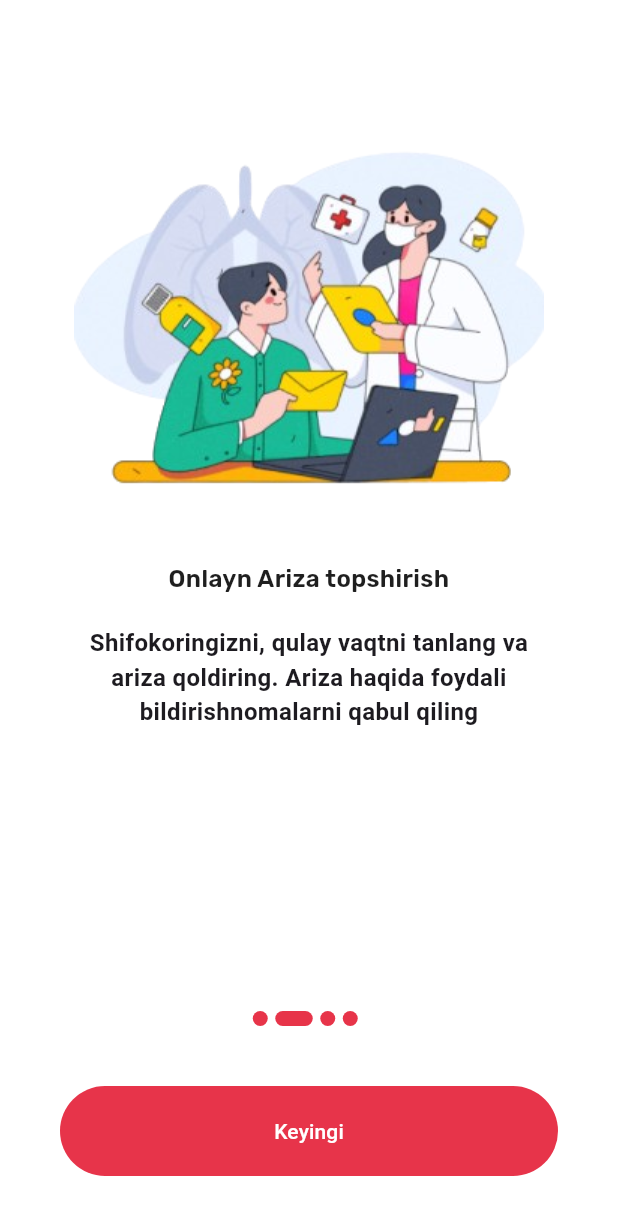
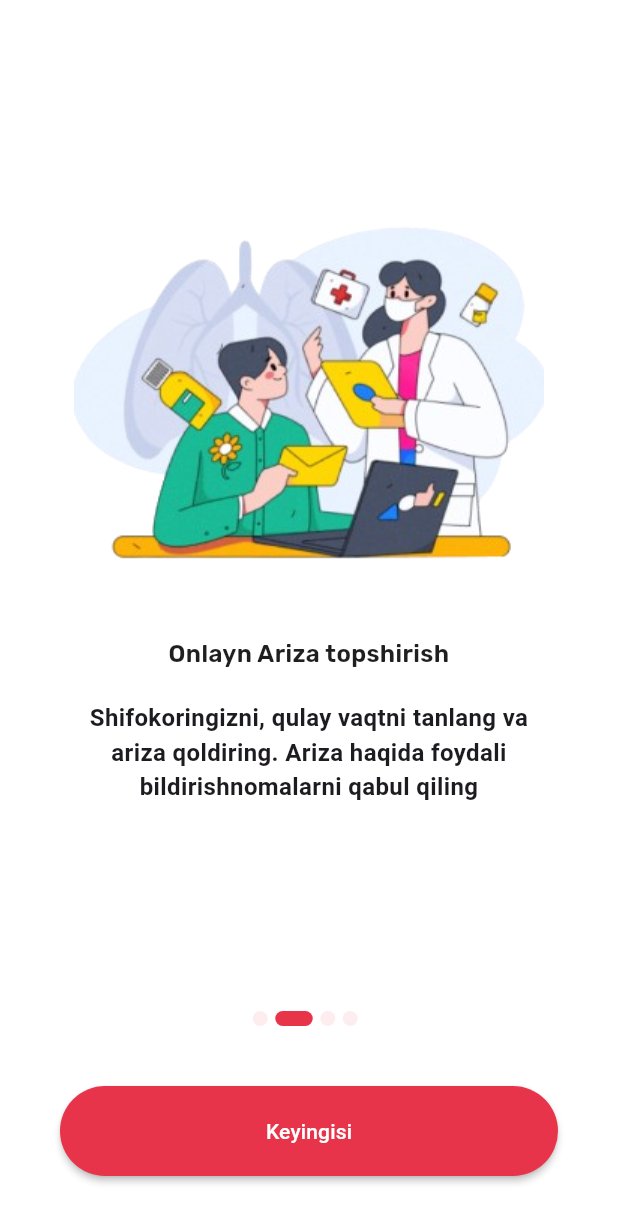
Before and after one commit to professorDeveloper/MedHome, a Flutter app: the screen it shows after launch, swiped to page 2, on a phone screen of 412 x 824 dp. Shown: the top 1223 px of the screen. Run offline on Flutter 3.47's test engine with Material 3 defaults, Android fonts, the phone set to English and light mode, and no system bars; our stand-ins replace auto_route, connectivity_plus, flutter_svg, google_fonts, pinput, shared_preferences; missing offline and left inert: flutter_share, new_version; project files that could hold a hidden picture were left out.

Commit message:
Added Verification Screen

```diff
--- a/lib/main.dart
+++ b/lib/main.dart
@@ -13,6 +13,7 @@ class MyApp extends StatelessWidget {
   Widget build(BuildContext context) {
     return MaterialApp(
       title: 'Med Home',
+      debugShowCheckedModeBanner: false,
       theme: ThemeData(
         // This is the theme of your application.
         //
--- a/lib/resources/onboarding/model_contents.dart
+++ b/lib/resources/onboarding/model_contents.dart
@@ -15,7 +15,7 @@ List<IntroductionContent> contents = [
   IntroductionContent(
       title: "O’zbekistonda birinchi bor",
       description:
-          AppText.onboardText1,
+          AppText.onboardText4,
       image: AppImages.onBoard1),
   IntroductionContent(
       title: 'Onlayn Ariza topshirish',
--- a/lib/screens/login/login_screen.dart
+++ b/lib/screens/login/login_screen.dart
@@ -2,6 +2,8 @@ import 'package:flutter/cupertino.dart';
 import 'package:flutter/material.dart';
 import 'package:flutter_svg/flutter_svg.dart';
 import 'package:google_fonts/google_fonts.dart';
+import 'package:medhome/navigator/navigator.dart';
+import 'package:medhome/screens/verify/verify_screen.dart';
 import 'package:medhome/utils/app_images.dart';
 import 'package:medhome/utils/app_style.dart';
 import 'package:medhome/widgets/widget_text_field.dart';
@@ -203,6 +205,7 @@ class _LoginScreenState extends State<LoginScreen> {
                 elevation: 0,
                   focusElevation: 0,
                   onPressed: () {
+                  openScreen(context, VerifyScreen());
                   },
                   color: AppColor.red1,
                   textColor: Colors.white,
--- a/lib/screens/onboarding/introduction_screen.dart
+++ b/lib/screens/onboarding/introduction_screen.dart
@@ -1,11 +1,10 @@
 import 'package:flutter/material.dart';
+import 'package:medhome/navigator/navigator.dart';
 import 'package:medhome/resources/onboarding/model_contents.dart';
-import 'package:flutter_svg/flutter_svg.dart';
+import 'package:medhome/screens/login/login_screen.dart';
 import 'package:medhome/utils/app_color.dart';
 import 'package:medhome/utils/app_style.dart';
 
-import '../../widgets/navigator/navigator.dart';
-import '../login/login_screen.dart';
 class IntroductionScreen extends StatefulWidget {
   const IntroductionScreen({Key? key}) : super(key: key);
 
@@ -50,16 +49,20 @@ class _IntroductionScreenState extends State<IntroductionScreen> {
                   child: Padding(
                     padding: const EdgeInsets.all(10),
                     child: Column(
+                      crossAxisAlignment: CrossAxisAlignment.center,
+                      mainAxisAlignment: MainAxisAlignment.center,
+                      children: [
+                        Stack(
                           children: [
                             const SizedBox(
-                          height: 50,
-                        ),
-                        if (i == 0)
+                              height: 100,
+                            ),    if (i == 0)
                               Row(
                                 mainAxisAlignment: MainAxisAlignment.end,
                                 children: [
                                   Container(
-                                margin: const EdgeInsets.only(right: 10),
+
+                                    margin: const EdgeInsets.only(right: 10,top: 14),
                                     padding: const EdgeInsets.all(10),
                                     decoration: BoxDecoration(
                                       color: Colors.white,
@@ -73,6 +76,8 @@ class _IntroductionScreenState extends State<IntroductionScreen> {
                                       ],
                                       borderRadius: BorderRadius.circular(10),
                                     ),
+                                    child: GestureDetector(
+                                      onTap: () {},
                                       child: const Row(
                                         children: [
                                           Text(
@@ -92,9 +97,16 @@ class _IntroductionScreenState extends State<IntroductionScreen> {
                                           )
                                         ],
                                       ),
+                                    ),
                                   )
                                 ],
                               ),
+                          ],
+                        ),
+
+
+
+
                         Image.asset(
                           contents[i].image,
                           height: 314,
@@ -146,13 +158,9 @@ class _IntroductionScreenState extends State<IntroductionScreen> {
             margin: const EdgeInsets.all(40),
             width: double.infinity,
             child: MaterialButton(
-                elevation: 0,
-                focusElevation: 0,
-
                 onPressed: () {
                   if (currentIndex == contents.length - 1) {
                     openScreen(context, LoginScreen());
-
                   }
                   _controller.nextPage(
                     duration: const Duration(milliseconds: 100),
@@ -164,7 +172,9 @@ class _IntroductionScreenState extends State<IntroductionScreen> {
                 shape: RoundedRectangleBorder(
                   borderRadius: BorderRadius.circular(50),
                 ),
-                child: const Text("Keyingi")),
+                child: currentIndex == contents.length - 1
+                    ? const Text("Boshlash")
+                    : const Text("Keyingisi")),
           )
         ],
       ),
@@ -176,9 +186,14 @@ class _IntroductionScreenState extends State<IntroductionScreen> {
       height: 10,
       width: currentIndex == index ? 25 : 10,
       margin: const EdgeInsets.only(right: 5),
-      decoration: BoxDecoration(
+      decoration: currentIndex == index
+          ? BoxDecoration(
               borderRadius: BorderRadius.circular(20),
-        color: const Color.fromARGB(255, 231, 52, 73),
+              color: currentIndex ==index ?const Color.fromARGB(255, 231, 52, 73) :Color(0xff9f626a),
+            )
+          : BoxDecoration(
+              borderRadius: BorderRadius.circular(20),
+              color: AppColor.red5,
             ),
     );
   }
```
Also changed, not shown: lib/screens/verify/custom_verification.dart (added, +148 -0 lines), lib/screens/verify/verify_screen.dart (added, +87 -0 lines), pubspec.yaml (+5 -2 lines), assets/images/img_1.png (deleted), assets/images/img_2.png (deleted), assets/images/img_3.png (deleted), assets/images/img_4.png (deleted), assets/images/intro_1.svg (deleted), assets/images/intro_2.svg (deleted), assets/images/intro_3.svg (deleted), assets/images/intro_4.svg (deleted), pubspec.lock, 5 other files. Lines whose indentation alone changed are shown as unchanged.
